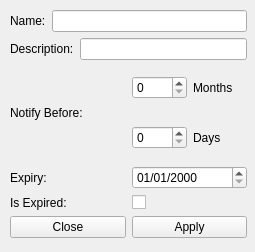
Above: src/info.ui from ayham-1/ContractNotifier before the change. Below: the same form after it.
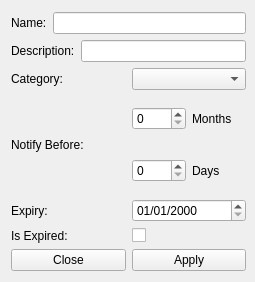
That is the form after the change.

The edit to the form file:
```diff
--- a/src/info.ui
+++ b/src/info.ui
@@ -7,7 +7,7 @@
     <x>0</x>
     <y>0</y>
     <width>255</width>
-    <height>252</height>
+    <height>282</height>
    </rect>
   </property>
   <property name="windowTitle">
@@ -16,14 +16,12 @@
   <widget class="QWidget" name="">
    <property name="geometry">
     <rect>
-     <x>10</x>
-     <y>10</y>
-     <width>237</width>
-     <height>228</height>
+     <x>11</x>
+     <y>12</y>
+     <width>235</width>
+     <height>259</height>
     </rect>
    </property>
-   <layout class="QVBoxLayout" name="verticalLayout_3">
-    <item>
      <layout class="QVBoxLayout" name="verticalLayout_2">
       <item>
        <layout class="QHBoxLayout" name="horizontalLayout_5">
@@ -53,6 +51,20 @@
         </item>
        </layout>
       </item>
+    <item>
+     <layout class="QHBoxLayout" name="horizontalLayout_9">
+      <item>
+       <widget class="QLabel" name="label_8">
+        <property name="text">
+         <string>Category:</string>
+        </property>
+       </widget>
+      </item>
+      <item>
+       <widget class="QComboBox" name="categoryBox"/>
+      </item>
+     </layout>
+    </item>
       <item>
        <layout class="QHBoxLayout" name="horizontalLayout_3">
         <item>
@@ -142,8 +154,6 @@
         </item>
        </layout>
       </item>
-     </layout>
-    </item>
     <item>
      <layout class="QHBoxLayout" name="horizontalLayout_8">
       <item>
```
Left out of the diff: 4 changed lines with no effect on the pictures. Lines whose indentation alone changed are shown as unchanged.
